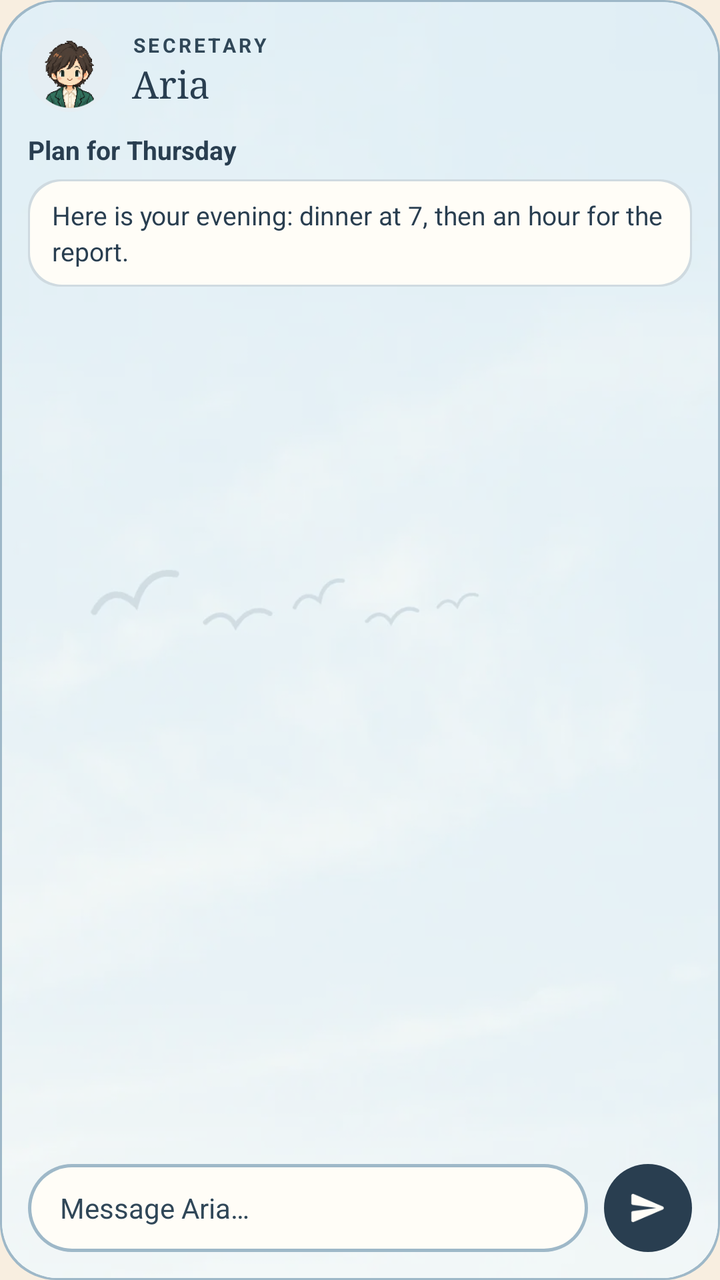
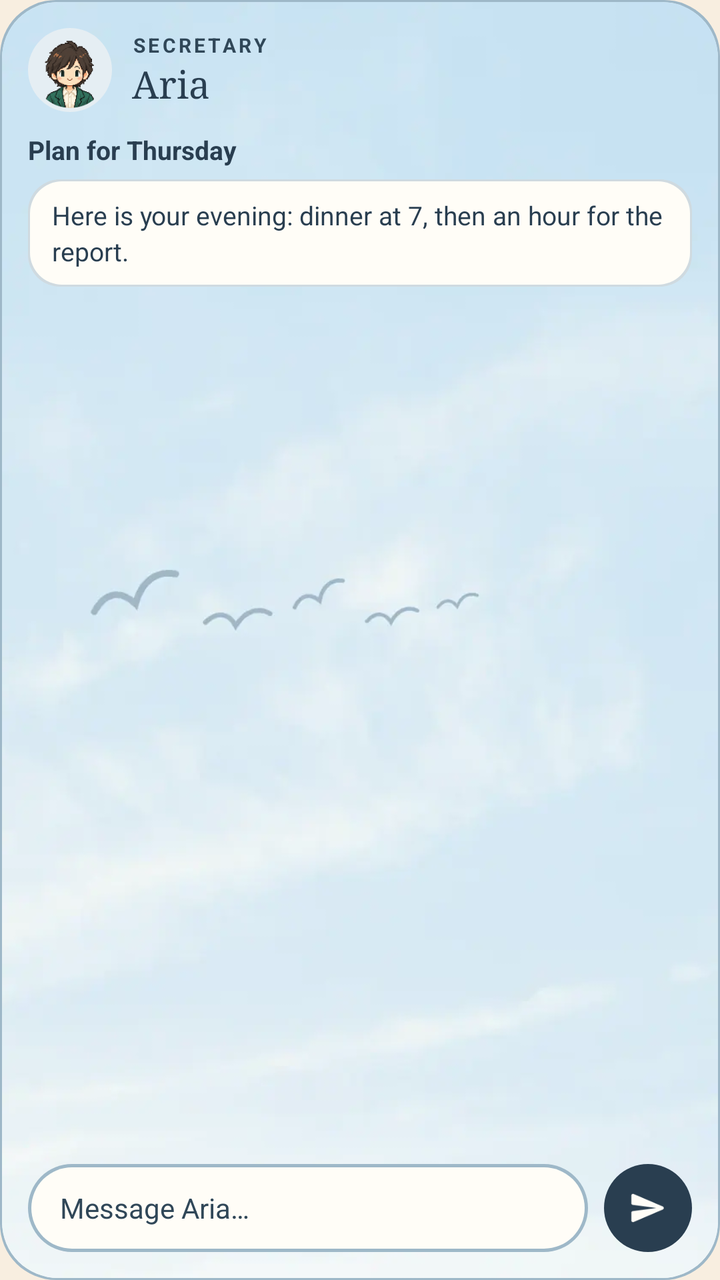

Before-and-after screenshots of an Android layout around one commit, followed by the original layout XML and the change that was made.
<!-- AndroidManifest.xml: application theme Screen -->
<!-- res/layout/widget_preview_chat.xml -->
<?xml version="1.0" encoding="utf-8"?>
<FrameLayout xmlns:android="http://schemas.android.com/apk/res/android"
    xmlns:tools="http://schemas.android.com/tools"
    android:layout_width="match_parent"
    android:layout_height="match_parent"
    tools:ignore="UseAppTint">

    <ImageView android:layout_width="match_parent" android:layout_height="match_parent" android:importantForAccessibility="no" android:scaleType="fitXY" android:src="@drawable/round_card" android:tint="@color/preview_border" />
    <ImageView android:layout_width="match_parent" android:layout_height="match_parent" android:layout_margin="1dp" android:background="@drawable/round_card" android:clipToOutline="true" android:importantForAccessibility="no" android:scaleType="centerCrop" android:src="@drawable/preview_scene_paper" />

    <LinearLayout android:layout_width="match_parent" android:layout_height="match_parent" android:orientation="vertical" android:padding="14dp">
        <LinearLayout android:layout_width="match_parent" android:layout_height="wrap_content" android:gravity="center_vertical">
            <FrameLayout android:layout_width="42dp" android:layout_height="42dp">
                <ImageView android:layout_width="match_parent" android:layout_height="match_parent" android:importantForAccessibility="no" android:src="@drawable/round_circle" android:tint="@color/preview_wash" />
                <ImageView android:layout_width="match_parent" android:layout_height="match_parent" android:layout_margin="2dp" android:importantForAccessibility="no" android:src="@drawable/portrait_f1" />
            </FrameLayout>
            <LinearLayout android:layout_width="0dp" android:layout_height="wrap_content" android:layout_marginStart="10dp" android:layout_weight="1" android:orientation="vertical">
                <TextView android:layout_width="wrap_content" android:layout_height="wrap_content" android:letterSpacing="0.14" android:maxLines="1" android:text="@string/chat_label" android:textAllCaps="true" android:textColor="@color/preview_muted" android:textSize="10sp" android:textStyle="bold" />
                <TextView android:layout_width="wrap_content" android:layout_height="wrap_content" android:ellipsize="end" android:fontFamily="serif" android:maxLines="1" android:text="@string/preview_secretary_name" android:textColor="@color/preview_ink" android:textSize="19sp" />
            </LinearLayout>
        </LinearLayout>
        <TextView android:layout_width="match_parent" android:layout_height="wrap_content" android:layout_marginTop="10dp" android:ellipsize="end" android:maxLines="1" android:text="@string/preview_chat_title" android:textColor="@color/preview_ink" android:textSize="13sp" android:textStyle="bold" />
        <FrameLayout android:layout_width="match_parent" android:layout_height="wrap_content" android:layout_marginTop="6dp">
            <ImageView android:layout_width="match_parent" android:layout_height="match_parent" android:importantForAccessibility="no" android:scaleType="fitXY" android:src="@drawable/round_bubble" android:tint="@color/preview_bubble_line" />
            <ImageView android:layout_width="match_parent" android:layout_height="match_parent" android:layout_margin="1dp" android:importantForAccessibility="no" android:scaleType="fitXY" android:src="@drawable/round_bubble" android:tint="@color/preview_bubble" />
            <TextView android:layout_width="match_parent" android:layout_height="wrap_content" android:ellipsize="end" android:lineSpacingMultiplier="1.15" android:maxLines="3" android:paddingStart="12dp" android:paddingTop="9dp" android:paddingEnd="12dp" android:paddingBottom="9dp" android:text="@string/preview_reply" android:textColor="@color/preview_ink" android:textSize="13sp" />
        </FrameLayout>
        <LinearLayout android:layout_width="match_parent" android:layout_height="0dp" android:layout_weight="1" android:orientation="vertical" />
        <LinearLayout android:layout_width="match_parent" android:layout_height="44dp" android:layout_marginTop="10dp" android:gravity="center_vertical">
            <FrameLayout android:layout_width="0dp" android:layout_height="match_parent" android:layout_weight="1">
                <ImageView android:layout_width="match_parent" android:layout_height="match_parent" android:importantForAccessibility="no" android:scaleType="fitXY" android:src="@drawable/round_pill" android:tint="@color/preview_border" />
                <ImageView android:layout_width="match_parent" android:layout_height="match_parent" android:layout_margin="1.5dp" android:importantForAccessibility="no" android:scaleType="fitXY" android:src="@drawable/round_pill" android:tint="@color/preview_surface" />
                <TextView android:layout_width="match_parent" android:layout_height="match_parent" android:ellipsize="end" android:gravity="center_vertical" android:maxLines="1" android:paddingStart="16dp" android:paddingEnd="12dp" android:text="@string/preview_chat_placeholder" android:textColor="@color/preview_muted" android:textSize="14sp" />
            </FrameLayout>
            <FrameLayout android:layout_width="44dp" android:layout_height="44dp" android:layout_marginStart="8dp">
                <ImageView android:layout_width="match_parent" android:layout_height="match_parent" android:importantForAccessibility="no" android:src="@drawable/round_circle" android:tint="@color/preview_ink" />
                <ImageView android:layout_width="match_parent" android:layout_height="match_parent" android:importantForAccessibility="no" android:padding="12dp" android:src="@drawable/ic_send" android:tint="@color/preview_surface" />
            </FrameLayout>
        </LinearLayout>
    </LinearLayout>
</FrameLayout>
<!-- resources referenced by this layout -->
<resources>
  <color name="preview_border">#9EB8C8</color>
  <color name="preview_bubble">#FFFDF7</color>
  <color name="preview_bubble_line">#CFDAE0</color>
  <color name="preview_ink">#293E50</color>
  <color name="preview_muted">#304758</color>
  <color name="preview_surface">#FFFDF7</color>
  <color name="preview_wash">#E5EEF3</color>
  <!-- drawable ic_send (drawable) -->
  <?xml version="1.0" encoding="utf-8"?>
  <vector xmlns:android="http://schemas.android.com/apk/res/android"
      android:width="20dp" android:height="20dp" android:viewportWidth="24" android:viewportHeight="24">
      <path android:fillColor="#FFFFFFFF" android:pathData="M3.4,20.4l17.45,-7.48a1,1 0,0 0,0 -1.84L3.4,3.6a0.99,0.99 0,0 0,-1.39 0.91L2,9.12c0,0.5 0.37,0.93 0.87,0.99L17,12 2.87,13.88c-0.5,0.07 -0.87,0.5 -0.87,1l0.01,4.61c0,0.71 0.73,1.2 1.39,0.91z" />
  </vector>
  <!-- drawable portrait_f1: png bitmap (drawable-nodpi, 16729 bytes) -->
  <!-- drawable preview_scene_paper (drawable) -->
  <?xml version="1.0" encoding="utf-8"?>
  <layer-list xmlns:android="http://schemas.android.com/apk/res/android">
      <item android:drawable="@drawable/preview_art" />
      <item><shape><solid android:color="@color/preview_scene_paper_wash" /></shape></item>
  </layer-list>
  <!-- drawable round_bubble (drawable) -->
  <?xml version="1.0" encoding="utf-8"?>
  <shape xmlns:android="http://schemas.android.com/apk/res/android" android:shape="rectangle">
      <solid android:color="#FFFFFFFF" />
      <corners android:radius="16dp" />
  </shape>
  <!-- drawable round_card (drawable) -->
  <?xml version="1.0" encoding="utf-8"?>
  <shape xmlns:android="http://schemas.android.com/apk/res/android" android:shape="rectangle">
      <solid android:color="#FFFFFFFF" />
      <corners android:radius="@dimen/widget_radius" />
  </shape>
  <!-- drawable round_circle (drawable) -->
  <?xml version="1.0" encoding="utf-8"?>
  <shape xmlns:android="http://schemas.android.com/apk/res/android" android:shape="oval">
      <solid android:color="#FFFFFFFF" />
      
  </shape>
  <!-- drawable round_pill (drawable) -->
  <?xml version="1.0" encoding="utf-8"?>
  <shape xmlns:android="http://schemas.android.com/apk/res/android" android:shape="rectangle">
      <solid android:color="#FFFFFFFF" />
      <corners android:radius="22dp" />
  </shape>
  <string name="chat_label">Secretary</string>
  <string name="preview_chat_placeholder">Message Aria…</string>
  <string name="preview_chat_title">Plan for Thursday</string>
  <string name="preview_reply">Here is your evening: dinner at 7, then an hour for the report.</string>
  <string name="preview_secretary_name">Aria</string>
  <style name="Screen" parent="@android:style/Theme.Material.Light.NoActionBar">
          <item name="android:windowBackground">@color/background</item>
          <item name="android:colorAccent">@color/sun</item>
          <item name="android:textColorPrimary">@color/ink</item>
          <item name="android:windowLightStatusBar">true</item>
      </style>
  <color name="preview_scene_paper_wash">#96F3F8F9</color>
  <dimen name="widget_radius">16dp</dimen>
  <color name="background">#F8EEE0</color>
  <color name="sun">#D88B38</color>
  <color name="ink">#2B2620</color>
</resources>

<!-- the commit's change to res/layout/widget_preview_chat.xml (unified diff, before → after) -->
@@ -6,7 +6,7 @@
     tools:ignore="UseAppTint">
 
     <ImageView android:layout_width="match_parent" android:layout_height="match_parent" android:importantForAccessibility="no" android:scaleType="fitXY" android:src="@drawable/round_card" android:tint="@color/preview_border" />
-    <ImageView android:layout_width="match_parent" android:layout_height="match_parent" android:layout_margin="1dp" android:background="@drawable/round_card" android:clipToOutline="true" android:importantForAccessibility="no" android:scaleType="centerCrop" android:src="@drawable/preview_scene_paper" />
+    <ImageView android:layout_width="match_parent" android:layout_height="match_parent" android:layout_margin="1dp" android:background="@drawable/round_card" android:clipToOutline="true" android:importantForAccessibility="no" android:scaleType="centerCrop" android:src="@drawable/preview_art" />
 
     <LinearLayout android:layout_width="match_parent" android:layout_height="match_parent" android:orientation="vertical" android:padding="14dp">
         <LinearLayout android:layout_width="match_parent" android:layout_height="wrap_content" android:gravity="center_vertical">
<!-- resource entries referenced after the edit -->
@@ -14,12 +14,6 @@
       <path android:fillColor="#FFFFFFFF" android:pathData="M3.4,20.4l17.45,-7.48a1,1 0,0 0,0 -1.84L3.4,3.6a0.99,0.99 0,0 0,-1.39 0.91L2,9.12c0,0.5 0.37,0.93 0.87,0.99L17,12 2.87,13.88c-0.5,0.07 -0.87,0.5 -0.87,1l0.01,4.61c0,0.71 0.73,1.2 1.39,0.91z" />
   </vector>
   <!-- drawable portrait_f1: png bitmap (drawable-nodpi, 16729 bytes) -->
-  <!-- drawable preview_scene_paper (drawable) -->
-  <?xml version="1.0" encoding="utf-8"?>
-  <layer-list xmlns:android="http://schemas.android.com/apk/res/android">
-      <item android:drawable="@drawable/preview_art" />
-      <item><shape><solid android:color="@color/preview_scene_paper_wash" /></shape></item>
-  </layer-list>
   <!-- drawable round_bubble (drawable) -->
   <?xml version="1.0" encoding="utf-8"?>
   <shape xmlns:android="http://schemas.android.com/apk/res/android" android:shape="rectangle">
@@ -55,7 +49,6 @@
           <item name="android:textColorPrimary">@color/ink</item>
           <item name="android:windowLightStatusBar">true</item>
       </style>
-  <color name="preview_scene_paper_wash">#96F3F8F9</color>
   <dimen name="widget_radius">16dp</dimen>
   <color name="background">#F8EEE0</color>
   <color name="sun">#D88B38</color>
